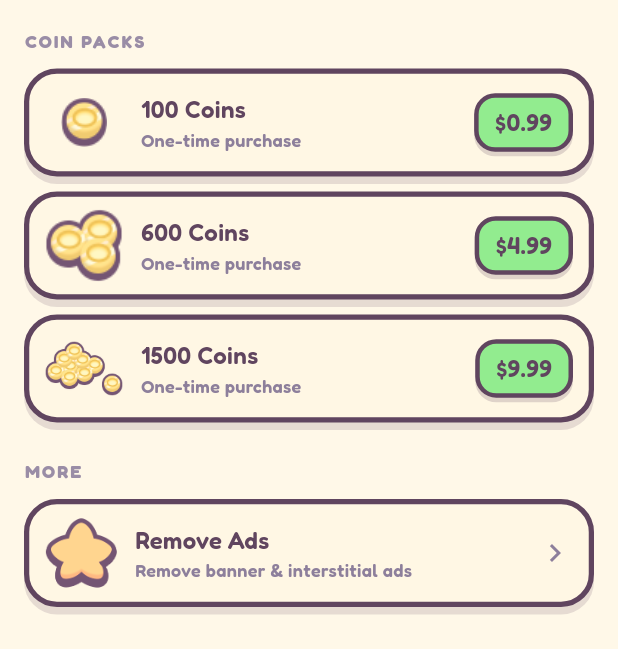
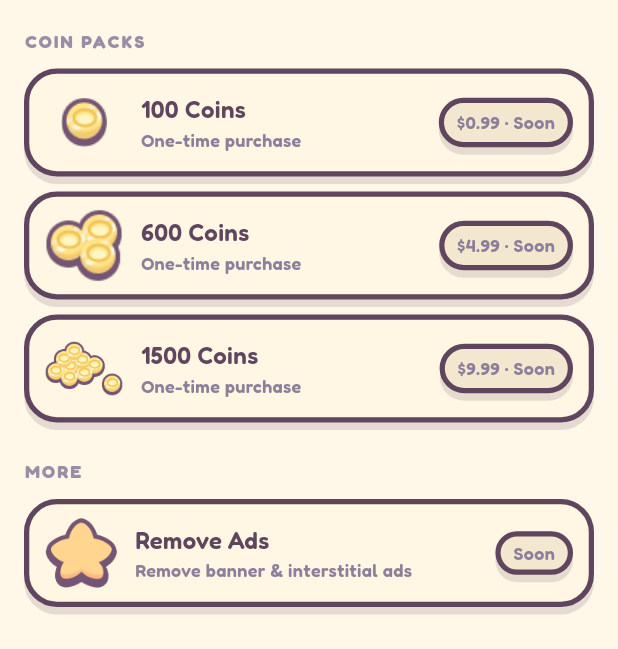
Before and after one commit to doqendev/shelf-rush-sort, a Flutter app: the ShopScreen screen opened by its route, scrolled down 429 dp, on a phone screen of 412 x 824 dp, the part 587-1236 px from its top. Run offline on Flutter 3.47's test engine with Material 3 defaults, Android fonts, the phone set to English and light mode, and no system bars; our stand-ins replace flutter_riverpod, go_router, shared_preferences; missing offline and left inert: flame; accounts and stored records are empty.

Commit message:
P2.1: mark coin packs + Remove Ads as "Soon" (third-pass audit)
Real IAP is out of scope for this build, but the shop showed $-priced coin packs
on green buy buttons and a tappable Remove Ads row — implying purchases that do
nothing. Both now show a muted "Soon" marker (planned price still visible)
instead of a buy button / chevron, so the shop never implies a working purchase.

Completes Phase A (economy/reward truthfulness).

flutter analyze clean; 101 tests pass; format clean.

Co-Authored-By: Claude Opus 4.8 <noreply@anthropic.com>

```diff
--- a/lib/presentation/widgets/shop/shop_screen.dart
+++ b/lib/presentation/widgets/shop/shop_screen.dart
@@ -382,17 +382,17 @@ final class _CoinPackRow extends StatelessWidget {
               ),
             ),
             const SizedBox(width: 8),
+            // Real IAP is out of scope for this build — show the planned price
+            // but mark it as not yet purchasable, so the shop never implies a
+            // working purchase (third-pass audit P2.1).
             DecoratedBox(
-              decoration: GameSurfaces.button(color: GameColors.leaf),
+              decoration: GameSurfaces.panel(color: GameColors.surfaceInset),
               child: Padding(
                 padding: const EdgeInsets.symmetric(
-                  horizontal: 14,
+                  horizontal: 12,
                   vertical: 8,
                 ),
-                child: Text(
-                  price,
-                  style: GameTypography.body.copyWith(color: GameColors.ink),
-                ),
+                child: Text('$price · Soon', style: GameTypography.secondary),
               ),
             ),
           ],
@@ -436,7 +436,17 @@ final class _RemoveAdsRow extends StatelessWidget {
                 ],
               ),
             ),
-            const Icon(Icons.chevron_right, color: GameColors.mutedInk),
+            // Out of scope for this build — not a working purchase (P2.1).
+            DecoratedBox(
+              decoration: GameSurfaces.panel(color: GameColors.surfaceInset),
+              child: Padding(
+                padding: const EdgeInsets.symmetric(
+                  horizontal: 12,
+                  vertical: 6,
+                ),
+                child: Text('Soon', style: GameTypography.secondary),
+              ),
+            ),
           ],
         ),
       ),
```
